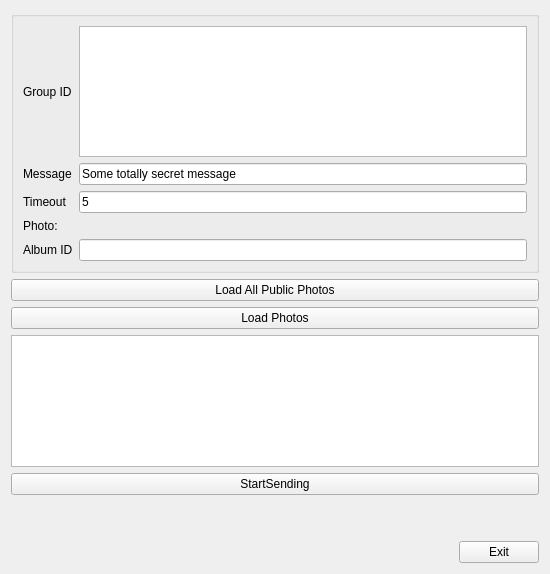
ozeron/messenger, file uis/send_groups.ui: the form before one commit.
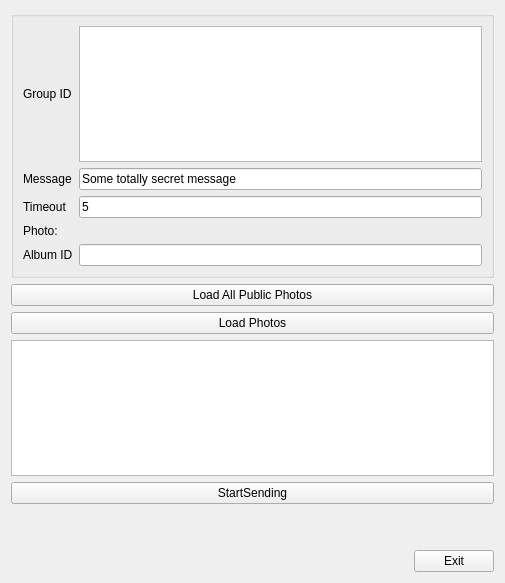
The form after the commit.

```diff
--- a/uis/send_groups.ui
+++ b/uis/send_groups.ui
@@ -6,8 +6,8 @@
    <rect>
     <x>0</x>
     <y>0</y>
-    <width>550</width>
-    <height>574</height>
+    <width>505</width>
+    <height>583</height>
    </rect>
   </property>
   <property name="windowTitle">
```
